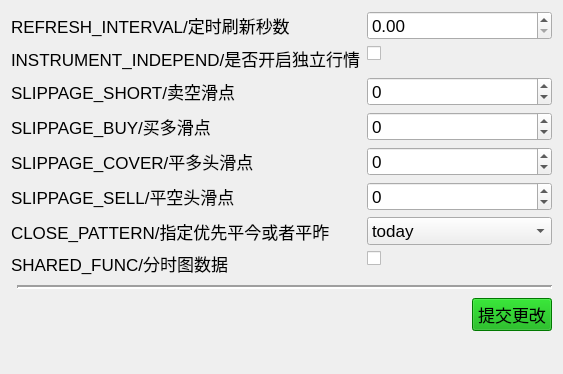
Above: app/ui/config.ui from ctpbee/ctpbee_desktop before the change. Below: the same form after it.
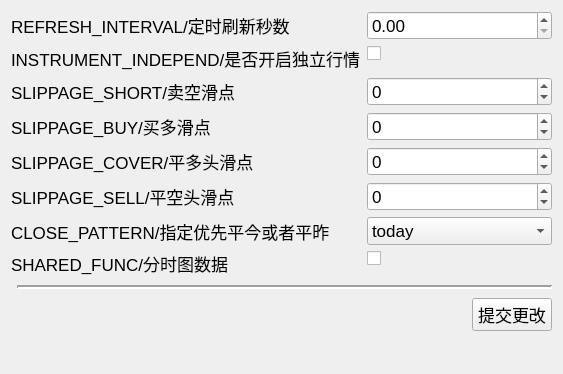
That is the form after the change. Icons and pictures are not drawn.

The edit to the form file:
```diff
--- a/app/ui/config.ui
+++ b/app/ui/config.ui
@@ -229,9 +229,6 @@
        <property name="layoutDirection">
         <enum>Qt::LeftToRight</enum>
        </property>
-       <property name="styleSheet">
-        <string notr="true">background-color: rgb(0, 170, 0);</string>
-       </property>
        <property name="text">
         <string>提交更改</string>
        </property>
```
